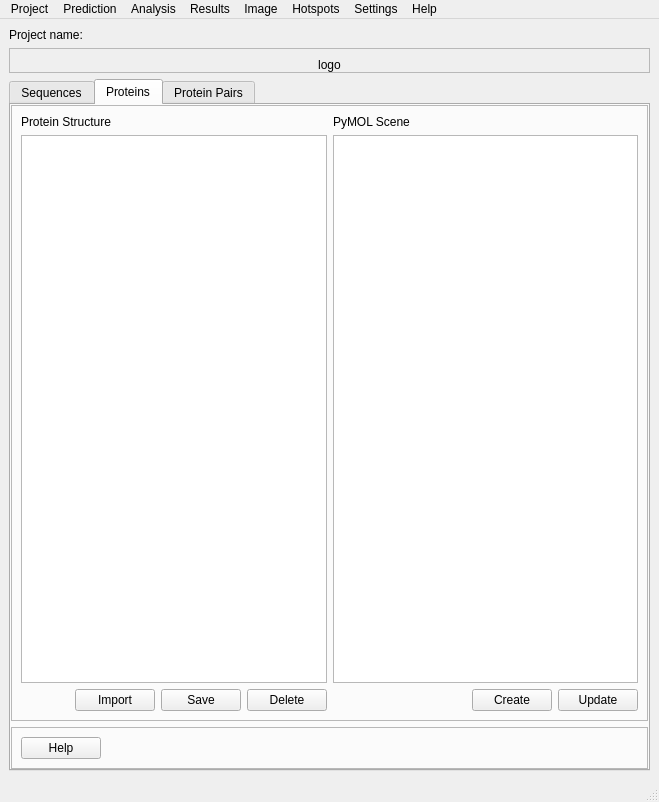
urban233/PySSA, file pyssa/gui/ui/forms/main_view.ui: the form before one commit.
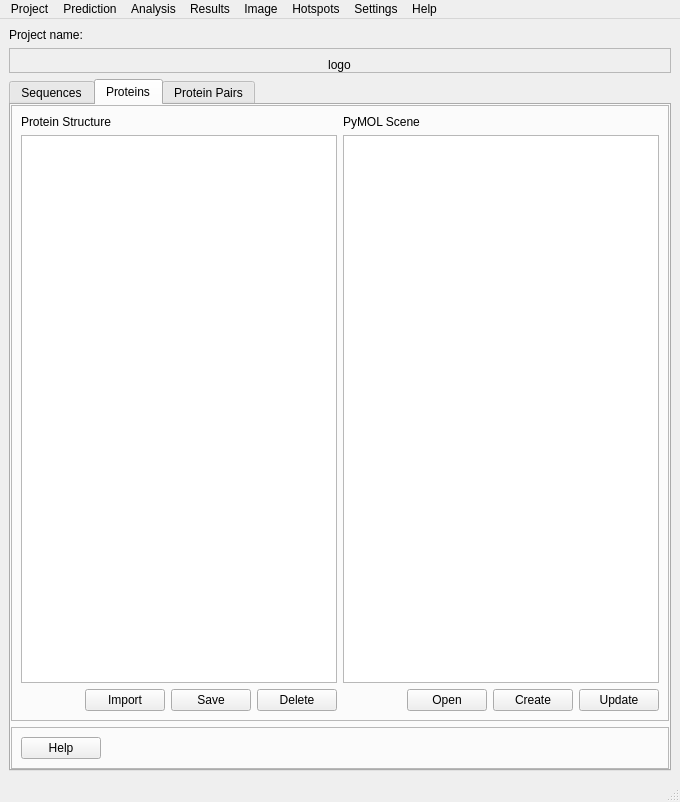
The form after the commit. The open tabs and pages were chosen to show the change.

Commit message: implemented updating of pymol parameters for proteins

Diff of the .ui file:
```diff
--- a/pyssa/gui/ui/forms/main_view.ui
+++ b/pyssa/gui/ui/forms/main_view.ui
@@ -6,7 +6,7 @@
    <rect>
     <x>0</x>
     <y>0</y>
-    <width>659</width>
+    <width>680</width>
     <height>802</height>
    </rect>
   </property>
@@ -289,7 +289,14 @@
               </widget>
              </item>
              <item>
-              <widget class="QTableWidget" name="proteins_table_widget"/>
+              <widget class="QTableWidget" name="proteins_table_widget">
+               <property name="sizePolicy">
+                <sizepolicy hsizetype="Expanding" vsizetype="Expanding">
+                 <horstretch>0</horstretch>
+                 <verstretch>0</verstretch>
+                </sizepolicy>
+               </property>
+              </widget>
              </item>
              <item>
               <layout class="QHBoxLayout" name="horizontalLayout_3">
@@ -306,6 +313,13 @@
                  </property>
                 </spacer>
                </item>
+               <item>
+                <widget class="QPushButton" name="btn_open_protein_session">
+                 <property name="text">
+                  <string>Open</string>
+                 </property>
+                </widget>
+               </item>
                <item>
                 <widget class="QPushButton" name="btn_create_protein_scene">
                  <property name="text">
@@ -528,7 +542,7 @@
     <rect>
      <x>0</x>
      <y>0</y>
-     <width>659</width>
+     <width>680</width>
      <height>21</height>
     </rect>
    </property>
```
Left out of the diff: 65 changed lines with no effect on the pictures. The commit also changes 10 other files.
